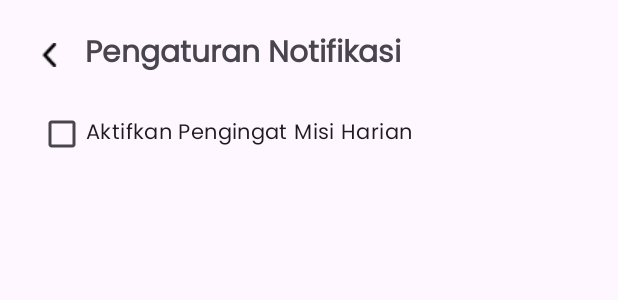
After one commit to dwiameliaa/GennieUS, an Android app: the layout fragment_notifikasi.xml on its own in the app's theme, with its tools: preview values and no code run, on a phone screen of 412 x 824 dp. The commit adds this screen. Shown: the top 300 px of the screen. Run offline under Robolectric (Android 15) with nearby library versions, the light colour scheme and no system bars.

Commit message:
update notif

```diff
--- a/app/build.gradle.kts
+++ b/app/build.gradle.kts
@@ -51,4 +51,5 @@ dependencies {
     implementation("com.google.firebase:firebase-auth:22.3.0")
     implementation("com.google.firebase:firebase-database:20.3.0")
     implementation("com.google.firebase:firebase-firestore:24.10.0")
+    implementation("androidx.core:core:1.10.1") // atau versi lebih baru
 }
--- a/app/src/main/AndroidManifest.xml
+++ b/app/src/main/AndroidManifest.xml
@@ -1,6 +1,8 @@
 <?xml version="1.0" encoding="utf-8"?>
 <manifest xmlns:android="http://schemas.android.com/apk/res/android"
     xmlns:tools="http://schemas.android.com/tools">
+
+    <uses-permission android:name="android.permission.POST_NOTIFICATIONS" />
 
     <application
         android:allowBackup="true"
@@ -12,6 +14,7 @@
         android:supportsRtl="true"
         android:theme="@style/Theme.GennieUS"
         tools:targetApi="31">
+        <receiver android:name=".NotificationReceiver" />
         <activity
             android:name=".SplashScreen"
             android:exported="true">
@@ -50,7 +53,7 @@
             android:exported="false" />
         <activity
             android:name=".HalamanAwal"
-            android:exported="false"/>
+            android:exported="false" />
     </application>
 
 </manifest>
--- /dev/null
+++ b/app/src/main/res/layout/fragment_notifikasi.xml
@@ -0,0 +1,87 @@
+<?xml version="1.0" encoding="utf-8"?>
+<LinearLayout xmlns:android="http://schemas.android.com/apk/res/android"
+    xmlns:tools="http://schemas.android.com/tools"
+    android:layout_width="match_parent"
+    android:layout_height="match_parent"
+    android:orientation="vertical"
+    android:id="@+id/fragment_container"
+    tools:context=".NotifikasiFragment">
+
+    <LinearLayout
+        android:layout_width="match_parent"
+        android:layout_height="wrap_content"
+        android:orientation="horizontal"
+        android:layout_marginHorizontal="25dp"
+        android:layout_marginTop="20dp"
+        android:layout_marginBottom="12dp"
+        android:gravity="center_vertical">
+        <ImageView
+            android:id="@+id/iv_kembali"
+            android:layout_width="16dp"
+            android:layout_height="wrap_content"
+            android:layout_marginRight="15dp"
+            android:clickable="true"
+            android:src="@drawable/arrowback" />
+
+        <!-- Judul -->
+        <TextView
+            android:id="@+id/tv_title"
+            android:layout_width="wrap_content"
+            android:layout_height="wrap_content"
+            android:text="Pengaturan Notifikasi"
+            android:textSize="20sp"
+            android:gravity="center_vertical"
+            android:textStyle="bold" />
+    </LinearLayout>
+
+    <ScrollView
+        android:layout_width="match_parent"
+        android:layout_height="match_parent">
+
+        <LinearLayout
+            android:layout_width="match_parent"
+            android:layout_height="wrap_content"
+            android:layout_marginHorizontal="25dp"
+            android:orientation="vertical">
+
+
+
+            <!-- Checkbox pengingat misi -->
+            <CheckBox
+                android:id="@+id/checkbox_aktivitas"
+                android:layout_width="wrap_content"
+                android:layout_height="wrap_content"
+                android:text="Aktifkan Pengingat Misi Harian" />
+
+            <!-- Label waktu pengingat -->
+            <TextView
+                android:id="@+id/tv_waktu_label"
+                android:layout_width="wrap_content"
+                android:layout_height="wrap_content"
+                android:text="Pilih Waktu Pengingat"
+                android:textStyle="bold"
+                android:paddingTop="16dp"
+                android:visibility="gone" />
+
+            <!-- Tombol pilih waktu -->
+            <Button
+                android:id="@+id/btn_pilih_waktu"
+                android:layout_width="wrap_content"
+                android:layout_height="wrap_content"
+                android:text="Pilih Waktu"
+                android:backgroundTint="#03A9F4"
+                android:visibility="gone" />
+
+            <!-- TextView untuk menampilkan waktu terpilih -->
+            <TextView
+                android:id="@+id/tv_waktu_terpilih"
+                android:layout_width="wrap_content"
+                android:layout_height="wrap_content"
+                android:text="Belum ada waktu dipilih"
+                android:paddingTop="8dp"
+                android:visibility="gone" />
+
+        </LinearLayout>
+    </ScrollView>
+
+</LinearLayout>
```
Also changed, not shown: app/src/main/java/com/example/gennieus/HalamanAwal.kt (+12 -0 lines), app/src/main/java/com/example/gennieus/Login.kt (+12 -0 lines), app/src/main/java/com/example/gennieus/NotificationReceiver.kt (added, +45 -0 lines), app/src/main/java/com/example/gennieus/NotifikasiFragment.kt (added, +208 -0 lines), app/src/main/java/com/example/gennieus/PengaturanFragment.kt (+11 -0 lines).
